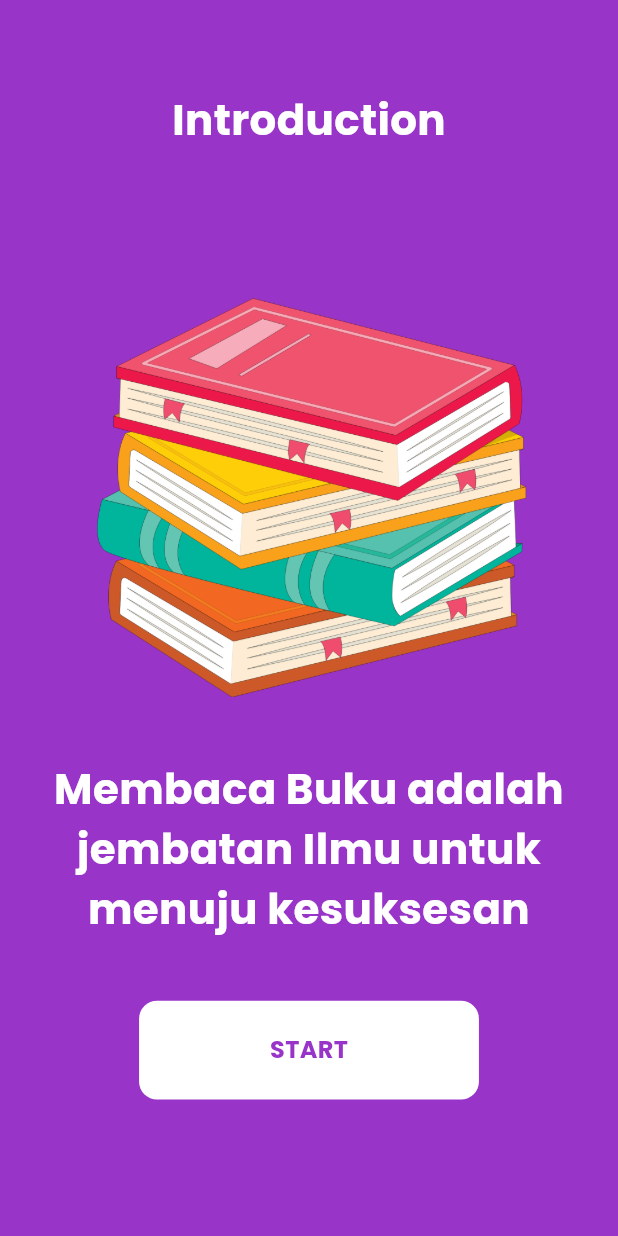
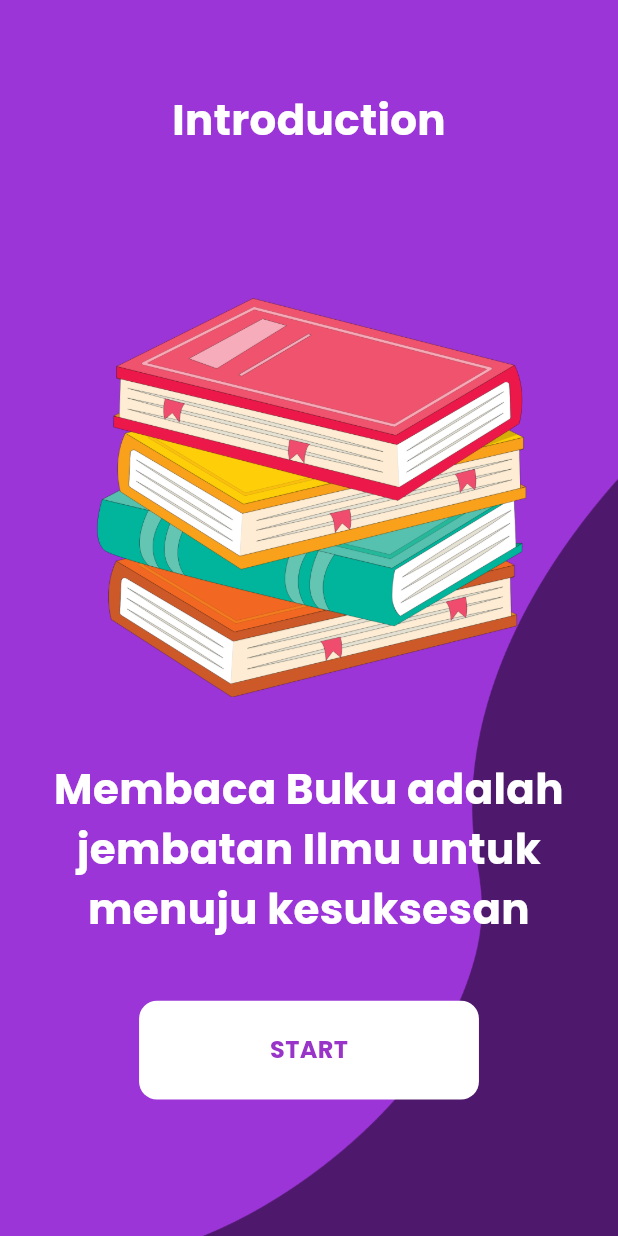
Before and after one commit to pandroe/test_1_pt_bionic, a Flutter app: the screen it shows after launch, on a phone screen of 412 x 824 dp. Run offline on Flutter 3.47's test engine with Material 3 defaults, Android fonts, the phone set to English and light mode, and no system bars; our stand-ins replace line_icons.

Commit message:
change bg introduction

```diff
--- a/lib/views/introduction_screen/views/introduction_screen.dart
+++ b/lib/views/introduction_screen/views/introduction_screen.dart
@@ -16,8 +16,15 @@ class _IntroductionScreenState extends State<IntroductionScreen> {
   Widget build(BuildContext context) {
     Constant constant = Constant(context);
     return Scaffold(
-        backgroundColor: Color(Constant.purpleColorLight),
-        body: Padding(
+      body: Container(
+        decoration: BoxDecoration(
+          image: DecorationImage(
+            image: AssetImage(
+                'assets/images/bg-introduction.png'), // Ganti dengan path gambar yang sesuai
+            fit: BoxFit.cover,
+          ),
+        ),
+        child: Padding(
           padding: const EdgeInsets.only(top: 60.0, right: 18.0, left: 18.0),
           child: Column(
             children: [
@@ -70,6 +77,8 @@ class _IntroductionScreenState extends State<IntroductionScreen> {
               )
             ],
           ),
-        ));
+        ),
+      ),
+    );
   }
 }
```
